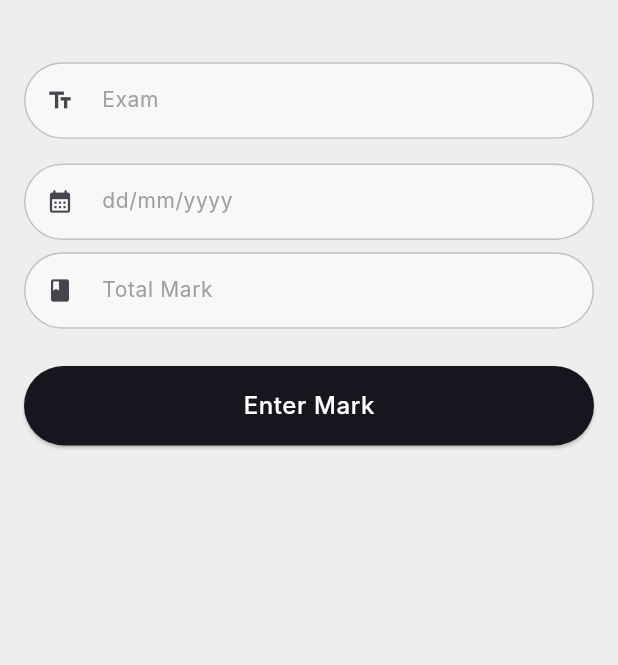
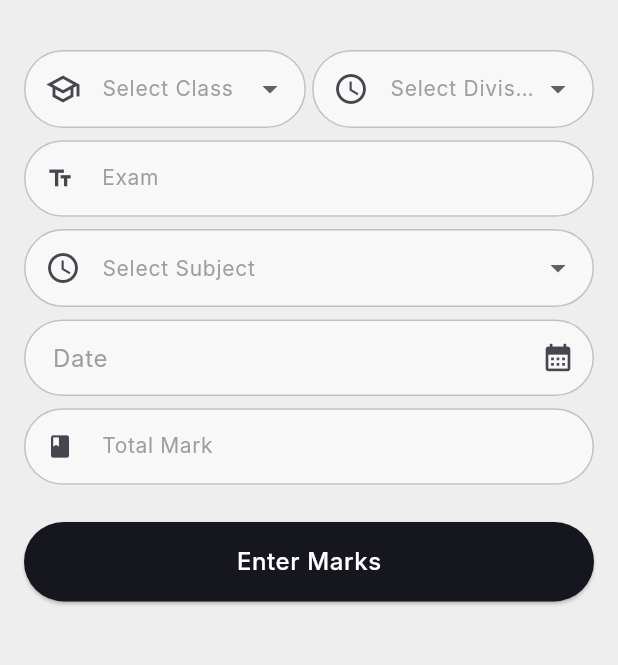
Before and after one commit to altezzai/acadobs, a Flutter app: the ProgressReport screen opened directly, on a phone screen of 412 x 824 dp, the part 109-774 px from its top. Run offline on Flutter 3.47's test engine with Material 3 defaults, Android fonts, the phone set to English and light mode, and no system bars; our stand-ins replace dio, file_picker, flutter_heatmap_calendar, flutter_image_compress, flutter_rating_bar, go_router and 3 more; network calls fail; Roboto replaces fonts that are missing (Inter).

Commit message:
mark adding started

```diff
--- /dev/null
+++ b/lib/features/teacher/marks/models/marks_upload_model.dart
@@ -0,0 +1,32 @@
+class MarksUploadModel {
+  final String? date;
+  final String? classGrade;
+  final String? subject;
+  final String? section;
+  final String? title;
+  final int? totalMarks;
+  final int? recordedBy;
+  final StudentMark? students;
+
+  MarksUploadModel(
+      {this.date,
+      this.classGrade,
+      this.subject,
+      this.section,
+      this.title,
+      this.totalMarks,
+      this.recordedBy,
+      this.students});
+}
+
+class StudentMark {
+  final int? studentId;
+  final int? mark;
+  final String? attendanceStatus;
+
+  StudentMark({
+    this.studentId,
+    this.mark,
+    this.attendanceStatus,
+  });
+}
--- a/lib/features/teacher/marks/screens/marks.dart
+++ b/lib/features/teacher/marks/screens/marks.dart
@@ -4,17 +4,15 @@ import 'package:school_app/base/routes/app_route_const.dart';
 import 'package:school_app/base/utils/responsive.dart';
 import 'package:school_app/core/shared_widgets/custom_appbar.dart';
 import 'package:school_app/core/shared_widgets/custom_button.dart';
+import 'package:school_app/core/shared_widgets/custom_datepicker.dart';
+import 'package:school_app/core/shared_widgets/custom_dropdown.dart';
 import 'package:school_app/core/shared_widgets/custom_textfield.dart';
-import 'package:school_app/features/teacher/data/dropdown_data.dart';
-
 
 // ignore: must_be_immutable
 class ProgressReport extends StatelessWidget {
   ProgressReport({super.key});
 
-  List<DropdownMenuItem<String>> allClasses = DropdownData.allClasses;
-  List<DropdownMenuItem<String>> allDivisions = DropdownData.allDivisions;
-  List<DropdownMenuItem<String>> subjects = DropdownData.subjects;
+  final TextEditingController _dateController = TextEditingController();
 
   @override
   Widget build(BuildContext context) {
@@ -27,40 +25,71 @@ class ProgressReport extends StatelessWidget {
               title: "Progress Report",
               isBackButton: false,
             ),
-            // Row(
-            //   mainAxisAlignment: MainAxisAlignment.spaceBetween,
-            //   children: [
-            //     Expanded(
-            //       child: CustomDropdown(
-            //           icon: Icons.school,
-            //           label: "Select Class",
-            //           items: ["1", "2", "3", "4", "5"]),
-            //     ),
-            //     // SizedBox(width: Responsive.width * 6),
-            //     Expanded(
-            //       child: CustomDropdown(
-            //           icon: Icons.school,
-            //           label: "Select Period",
-            //           items: ["A", "B", "C", "D", "E"]),
-            //     ),
-            //   ],
-            // ),
+            Row(
+              mainAxisAlignment: MainAxisAlignment.spaceBetween,
+              children: [
+                Expanded(
+                  child: CustomDropdown(
+                    dropdownKey: 'class',
+                    icon: Icons.school_outlined,
+                    label: "Select Class",
+                    items: ["6", "7", "8", "9", "10"],
+                    validator: (value) {
+                      if (value == null || value.isEmpty) {
+                        return "Please select a class";
+                      }
+                      return null;
+                    },
+                  ),
+                ),
+                SizedBox(width: Responsive.width * 1),
+                Expanded(
+                  child: CustomDropdown(
+                    dropdownKey: 'division',
+                    icon: Icons.access_time,
+                    label: "Select Division",
+                    items: ["A", "B", "C", "D", "E"],
+                    validator: (value) {
+                      if (value == null || value.isEmpty) {
+                        return "Please select a division";
+                      }
+                      return null;
+                    },
+                  ),
+                ),
+              ],
+            ),
             SizedBox(height: Responsive.height * 1),
             CustomTextfield(
               hintText: "Exam",
               iconData: Icon(Icons.text_fields),
             ),
             SizedBox(height: Responsive.height * 1),
-
-            // Dropdown for Selecting Subjects
-            // CustomDropdown(icon: Icons.school, label: "Select Subject", items: [
-            //   "Physics",
-            //   "Chemistry",
-            // ]),
+            CustomDropdown(
+              dropdownKey: 'subject',
+              icon: Icons.access_time,
+              label: "Select Subject",
+              items: ["Physics", "Chemistry", "Mathematics"],
+              validator: (value) {
+                if (value == null || value.isEmpty) {
+                  return "Please select a subject";
+                }
+                return null;
+              },
+            ),
             SizedBox(height: Responsive.height * 1),
-            CustomTextfield(
-              hintText: "dd/mm/yyyy",
-              iconData: const Icon(Icons.calendar_month),
+            CustomDatePicker(
+              label: "Date",
+              dateController: _dateController,
+              onDateSelected: (selectedDate) {
+                print("Date selected: $selectedDate");
+              },
+              validator: (value) {
+                if (value == null || value.isEmpty) {
+                  return "Please select a date";
+                }
+                return null;
+              },
             ),
             SizedBox(height: Responsive.height * 1),
             CustomTextfield(
@@ -69,7 +98,7 @@ class ProgressReport extends StatelessWidget {
             ),
             SizedBox(height: Responsive.height * 3),
             CustomButton(
-                text: "Enter Mark",
+                text: "Enter Marks",
                 onPressed: () {
                   context.pushNamed(AppRouteConst.marksRouteName);
                 })
--- a/lib/features/teacher/marks/screens/student_marklist.dart
+++ b/lib/features/teacher/marks/screens/student_marklist.dart
@@ -3,11 +3,13 @@ import 'package:school_app/base/utils/constants.dart';
 import 'package:school_app/base/utils/responsive.dart';
 import 'package:school_app/core/shared_widgets/custom_appbar.dart';
 import 'package:school_app/core/shared_widgets/custom_button.dart';
+import 'package:school_app/features/teacher/marks/models/marks_upload_model.dart';
 import 'package:school_app/features/teacher/marks/widgets/mark_tile.dart';
 
 // ignore: must_be_immutable
 class StudentMarklist extends StatelessWidget {
-  StudentMarklist({super.key});
+  final MarksUploadModel marksUploadModel;
+  StudentMarklist({super.key, required this.marksUploadModel,});
 
   TextEditingController markController = TextEditingController();
   TextEditingController gradeController = TextEditingController();
```
Also changed, not shown: lib/base/routes/app_route_config.dart (+10 -6 lines), lib/features/admin/payments/screens/payments_home.dart (+8 -1 lines).
